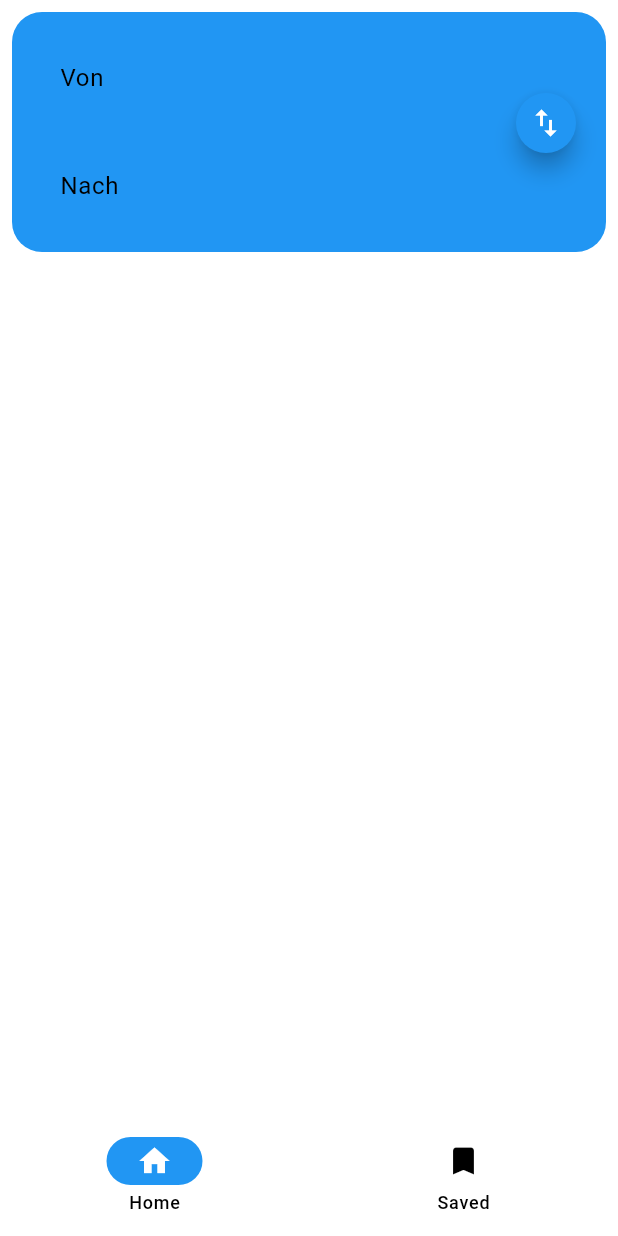
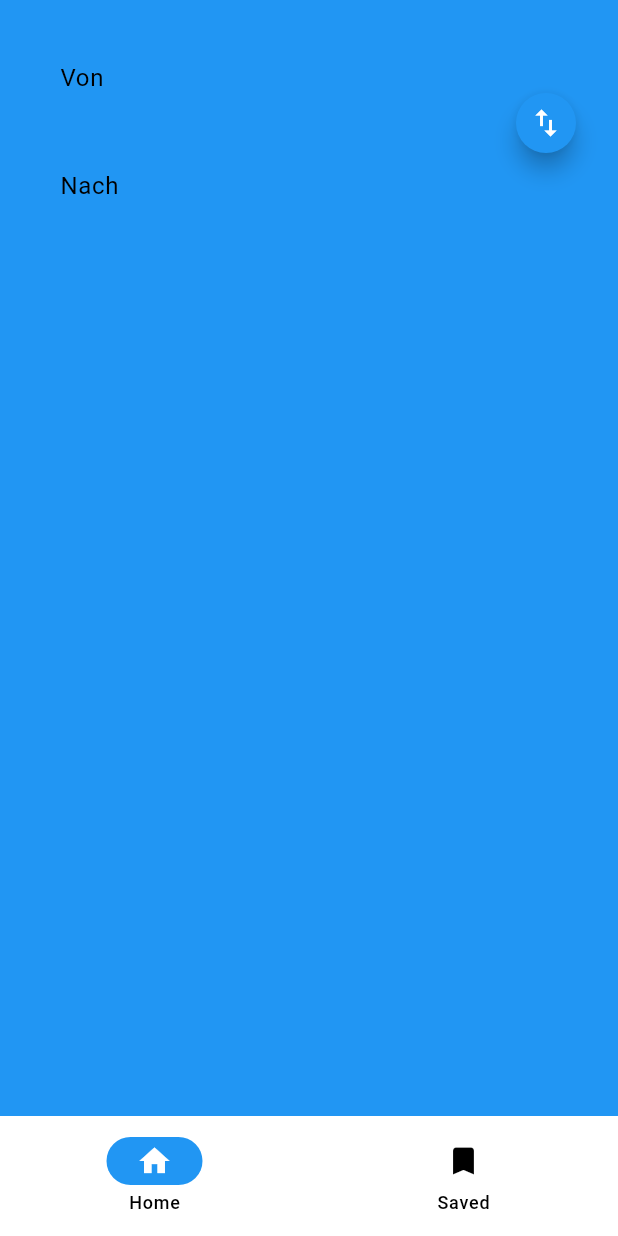
Before and after one commit to pagpeter/Navigator, a Flutter app: the ConnectionsPageAndroid screen opened directly with empty values, on a phone screen of 412 x 824 dp. Run offline on Flutter 3.47's test engine with Material 3 defaults, Android fonts, the phone set to English and light mode, and no system bars; drawn by our look-alikes of dynamic_color; our stand-ins replace flutter_map, flutter_svg, google_fonts, latlong2.

Commit message:
small design change

```diff
--- a/navigator/lib/pages/android/connections_page_android.dart
+++ b/navigator/lib/pages/android/connections_page_android.dart
@@ -29,7 +29,9 @@ class _ConnectionsPageAndroidState extends State<ConnectionsPageAndroid> {
 
   Widget build(BuildContext context) {
     return Scaffold(
-      body: Padding(
+      backgroundColor: Theme.of(context).colorScheme.primaryContainer,
+      body: SafeArea(
+        child: Padding(
           padding: const EdgeInsets.all(8.0),
           child: Column(
             children: [
@@ -37,7 +39,8 @@ class _ConnectionsPageAndroidState extends State<ConnectionsPageAndroid> {
               DecoratedBox(
                 decoration: BoxDecoration(
                   borderRadius: BorderRadius.all(Radius.circular(20)),
-                color: Theme.of(context).colorScheme.primaryFixedDim,
+                  color: Theme.of(context).colorScheme.primary.withAlpha(100),
+                 // border: Border.all(color: Theme.of(context).colorScheme.secondary, width: 2)
                 ),
                 child: Padding(
                   padding: const EdgeInsets.all(16.0),
@@ -74,6 +77,7 @@ class _ConnectionsPageAndroidState extends State<ConnectionsPageAndroid> {
 
               Text(widget.to.name),
             ],
+          ),
         ),
       ),
 
```
Lines whose indentation alone changed are shown as unchanged.
